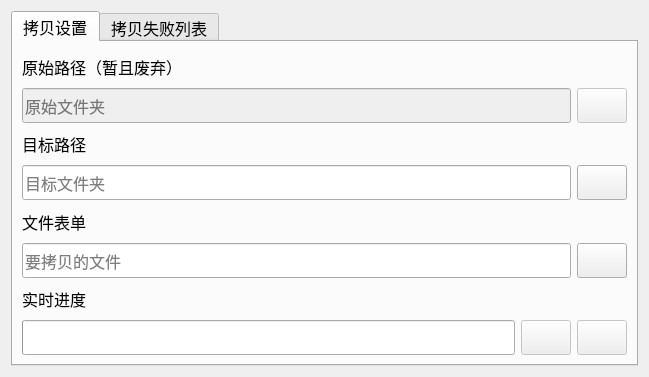
Neverland1026/FileCopyManager, file MainView.ui: the form before one commit.
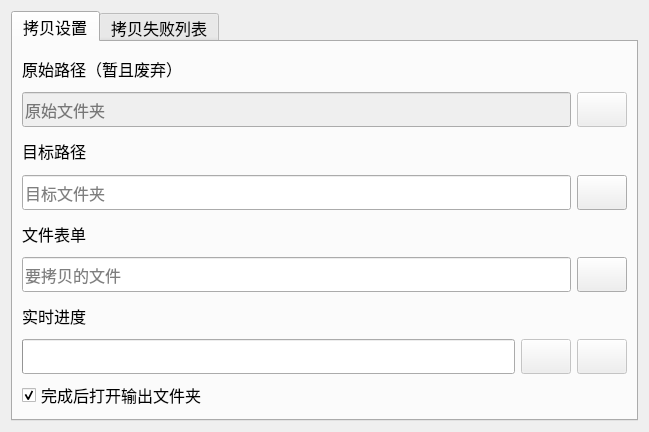
The form after the commit. Icons and pictures are not drawn.

Patch:
```diff
--- a/MainView.ui
+++ b/MainView.ui
@@ -7,7 +7,7 @@
     <x>0</x>
     <y>0</y>
     <width>649</width>
-    <height>377</height>
+    <height>432</height>
    </rect>
   </property>
   <property name="windowTitle">
@@ -35,7 +35,7 @@
        <string>拷贝设置</string>
       </attribute>
       <layout class="QGridLayout" name="gridLayout">
-       <item row="0" column="0" colspan="3">
+       <item row="0" column="0" colspan="4">
         <widget class="QLabel" name="label">
          <property name="font">
           <font>
@@ -47,7 +47,7 @@
          </property>
         </widget>
        </item>
-       <item row="1" column="0" colspan="2">
+       <item row="1" column="0" colspan="3">
         <widget class="QLineEdit" name="lineEdit_srcDirectory">
          <property name="enabled">
           <bool>false</bool>
@@ -74,7 +74,7 @@
          </property>
         </widget>
        </item>
-       <item row="1" column="2">
+       <item row="1" column="3">
         <widget class="QPushButton" name="pushButton_srcDirectory">
          <property name="enabled">
           <bool>false</bool>
@@ -109,7 +109,7 @@
          </property>
         </widget>
        </item>
-       <item row="2" column="0" colspan="3">
+       <item row="2" column="0" colspan="4">
         <widget class="QLabel" name="label_2">
          <property name="font">
           <font>
@@ -121,7 +121,7 @@
          </property>
         </widget>
        </item>
-       <item row="3" column="0" colspan="2">
+       <item row="3" column="0" colspan="3">
         <widget class="QLineEdit" name="lineEdit_dstDirectory">
          <property name="minimumSize">
           <size>
@@ -148,7 +148,7 @@
          </property>
         </widget>
        </item>
-       <item row="3" column="2">
+       <item row="3" column="3">
         <widget class="QPushButton" name="pushButton_dstDirectory">
          <property name="minimumSize">
           <size>
@@ -180,7 +180,7 @@
          </property>
         </widget>
        </item>
-       <item row="4" column="0" colspan="3">
+       <item row="4" column="0" colspan="4">
         <widget class="QLabel" name="label_3">
          <property name="font">
           <font>
@@ -192,7 +192,7 @@
          </property>
         </widget>
        </item>
-       <item row="5" column="0" colspan="2">
+       <item row="5" column="0" colspan="3">
         <widget class="QLineEdit" name="lineEdit_targetFile">
          <property name="minimumSize">
           <size>
@@ -216,7 +216,7 @@
          </property>
         </widget>
        </item>
-       <item row="5" column="2">
+       <item row="5" column="3">
         <widget class="QPushButton" name="pushButton_targetFile">
          <property name="minimumSize">
           <size>
@@ -248,7 +248,7 @@
          </property>
         </widget>
        </item>
-       <item row="6" column="0" colspan="3">
+       <item row="6" column="0" colspan="4">
         <widget class="QLabel" name="label_4">
          <property name="font">
           <font>
@@ -260,7 +260,7 @@
          </property>
         </widget>
        </item>
-       <item row="7" column="0">
+       <item row="7" column="0" colspan="2">
         <widget class="QProgressBar" name="progressBar">
          <property name="minimumSize">
           <size>
@@ -282,7 +282,7 @@
          </property>
         </widget>
        </item>
-       <item row="7" column="1">
+       <item row="7" column="2">
         <widget class="QPushButton" name="pushButton_copy">
          <property name="enabled">
           <bool>false</bool>
@@ -323,7 +323,7 @@
          </property>
         </widget>
        </item>
-       <item row="7" column="2">
+       <item row="7" column="3">
         <widget class="QPushButton" name="pushButton_cut">
          <property name="enabled">
           <bool>false</bool>
@@ -364,6 +364,29 @@
          </property>
         </widget>
        </item>
+       <item row="8" column="0">
+        <widget class="QCheckBox" name="checkBox_openResultDir">
+         <property name="text">
+          <string>完成后打开输出文件夹</string>
+         </property>
+         <property name="checked">
+          <bool>true</bool>
+         </property>
+        </widget>
+       </item>
+       <item row="8" column="1" colspan="3">
+        <spacer name="horizontalSpacer">
+         <property name="orientation">
+          <enum>Qt::Horizontal</enum>
+         </property>
+         <property name="sizeHint" stdset="0">
+          <size>
+           <width>351</width>
+           <height>20</height>
+          </size>
+         </property>
+        </spacer>
+       </item>
       </layout>
      </widget>
      <widget class="QWidget" name="tab_2">
```
